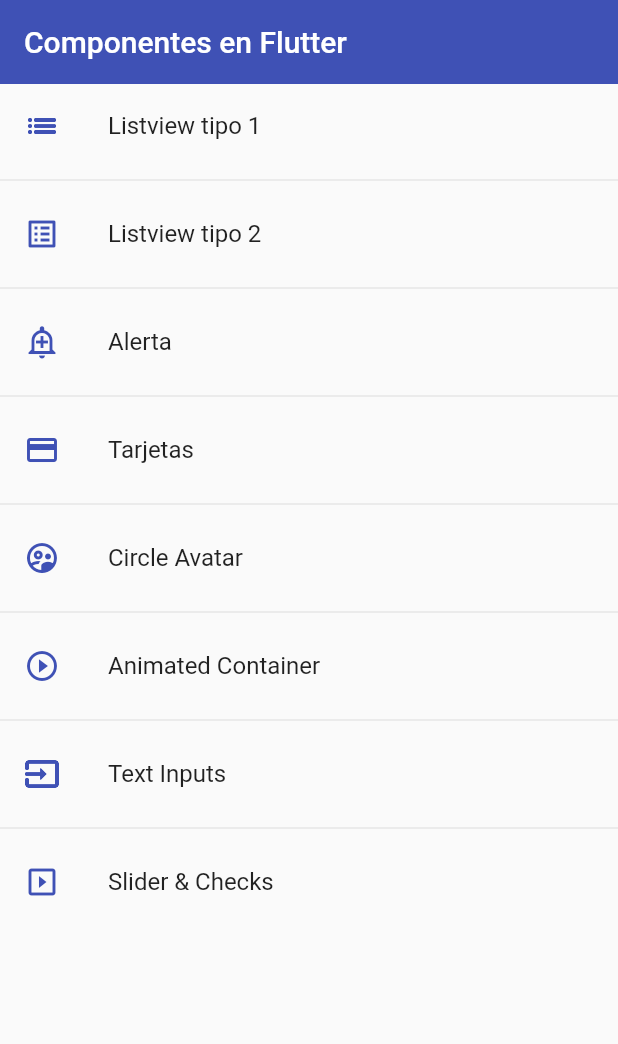
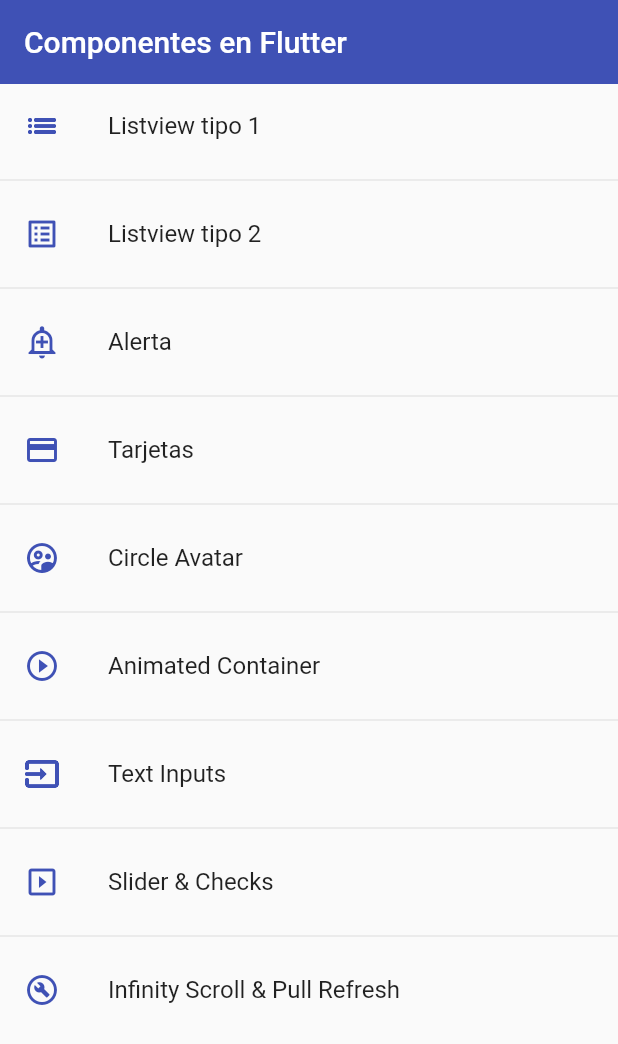
Before and after one commit to puchingui/flutter_components, a Flutter app: the screen it shows after launch, on a phone screen of 412 x 824 dp. Shown: the top 1044 px of the screen. Run offline on Flutter 3.47's test engine with Material 2 defaults, Android fonts, the phone set to English and light mode, and no system bars.

```diff
--- a/lib/router/app_routes.dart
+++ b/lib/router/app_routes.dart
@@ -51,7 +51,12 @@ class AppRoutes {
         route: 'slider',
         name: 'Slider & Checks',
         screen: const SliderScreen(),
-        icon: Icons.slideshow_outlined)
+        icon: Icons.slideshow_outlined),
+    MenuOption(
+        route: 'listviewbuilder',
+        name: 'Infinity Scroll & Pull Refresh',
+        screen: const ListViewBuilderScreen(),
+        icon: Icons.build_circle_outlined)
   ];
 
   static Map<String, Widget Function(BuildContext)> getAppRoutes() {
--- a/lib/screens/screens.dart
+++ b/lib/screens/screens.dart
@@ -6,4 +6,5 @@ export 'package:fl_components/screens/home_screen.dart';
 export 'package:fl_components/screens/inputs_screen.dart';
 export 'package:fl_components/screens/listiview1_screen.dart';
 export 'package:fl_components/screens/listiview2_screen.dart';
+export 'package:fl_components/screens/listview_builder_screen.dart';
 export 'package:fl_components/screens/slider_screen.dart';
```
Also changed, not shown: lib/screens/listview_builder_screen.dart (added, +29 -0 lines).
